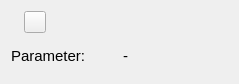
Above: GUI/OWController/ds1971.ui from igorf7/OWController before the change. Below: the same form after it.
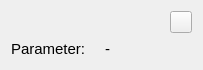
That is the form after the change. Icons and pictures are not drawn.

Diff of the .ui file:
```diff
--- a/GUI/OWController/ds1971.ui
+++ b/GUI/OWController/ds1971.ui
@@ -6,8 +6,8 @@
    <rect>
     <x>0</x>
     <y>0</y>
-    <width>239</width>
-    <height>84</height>
+    <width>203</width>
+    <height>70</height>
    </rect>
   </property>
   <property name="windowTitle">
@@ -26,6 +26,19 @@
        </property>
       </widget>
      </item>
+     <item>
+      <spacer name="horizontalSpacer">
+       <property name="orientation">
+        <enum>Qt::Horizontal</enum>
+       </property>
+       <property name="sizeHint" stdset="0">
+        <size>
+         <width>40</width>
+         <height>20</height>
+        </size>
+       </property>
+      </spacer>
+     </item>
      <item>
       <widget class="QPushButton" name="settingsPushButton">
        <property name="minimumSize">
@@ -55,19 +68,6 @@
        </property>
       </widget>
      </item>
-     <item>
-      <spacer name="horizontalSpacer">
-       <property name="orientation">
-        <enum>Qt::Orientation::Horizontal</enum>
-       </property>
-       <property name="sizeHint" stdset="0">
-        <size>
-         <width>40</width>
-         <height>20</height>
-        </size>
-       </property>
-      </spacer>
-     </item>
     </layout>
    </item>
    <item>
```
Left out of the diff: 6 changed lines with no effect on the pictures.
